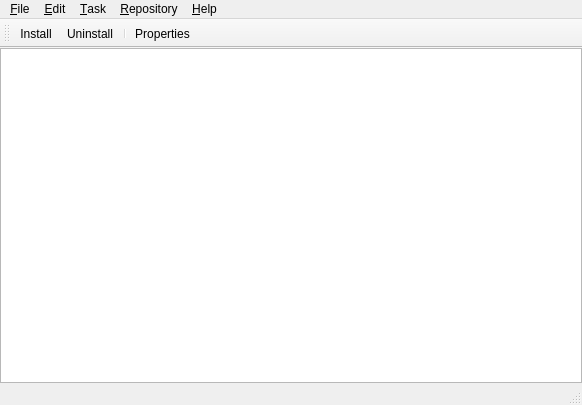
This is Programs/MiKTeX/PackageManager/Qt/MainWindow.ui in MiKTeX/miktex as Qt 5 draws it before an edit. The edited form follows.
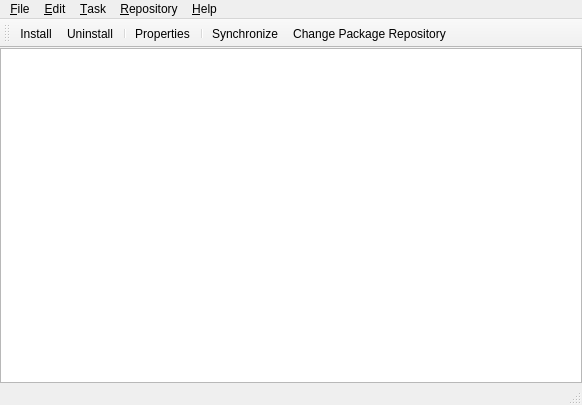
This is the edited form. Icons and pictures are not drawn.

Commit message: Package toolbar (mpm_qt)

Diff of the .ui file:
```diff
--- a/Programs/MiKTeX/PackageManager/Qt/MainWindow.ui
+++ b/Programs/MiKTeX/PackageManager/Qt/MainWindow.ui
@@ -116,6 +116,9 @@
    <addaction name="actionUninstall"/>
    <addaction name="separator"/>
    <addaction name="actionProperties"/>
+   <addaction name="separator"/>
+   <addaction name="actionSynchronize"/>
+   <addaction name="actionChangeRepository"/>
   </widget>
   <action name="actionExit">
    <property name="text">
```
